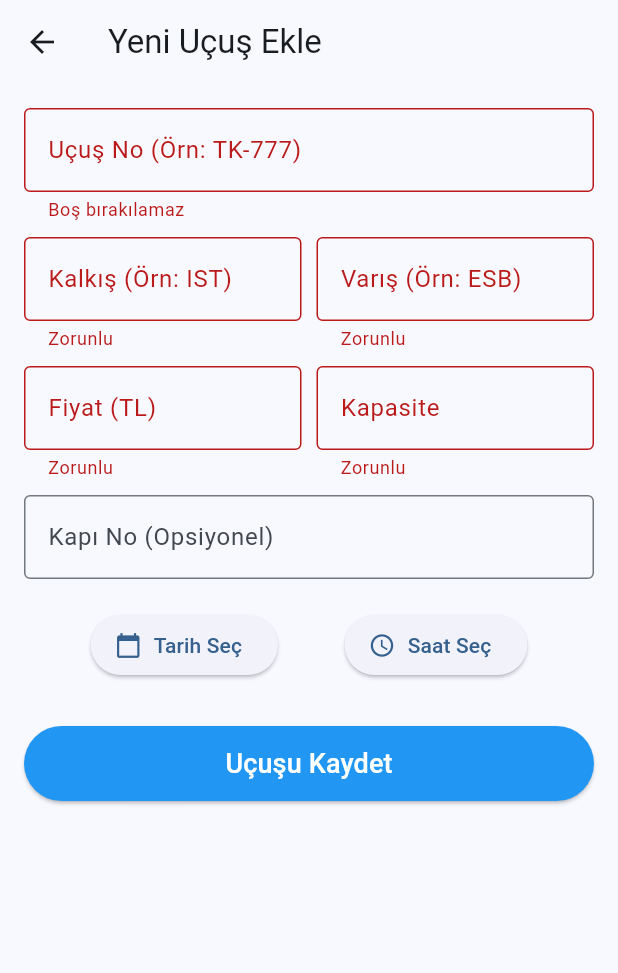
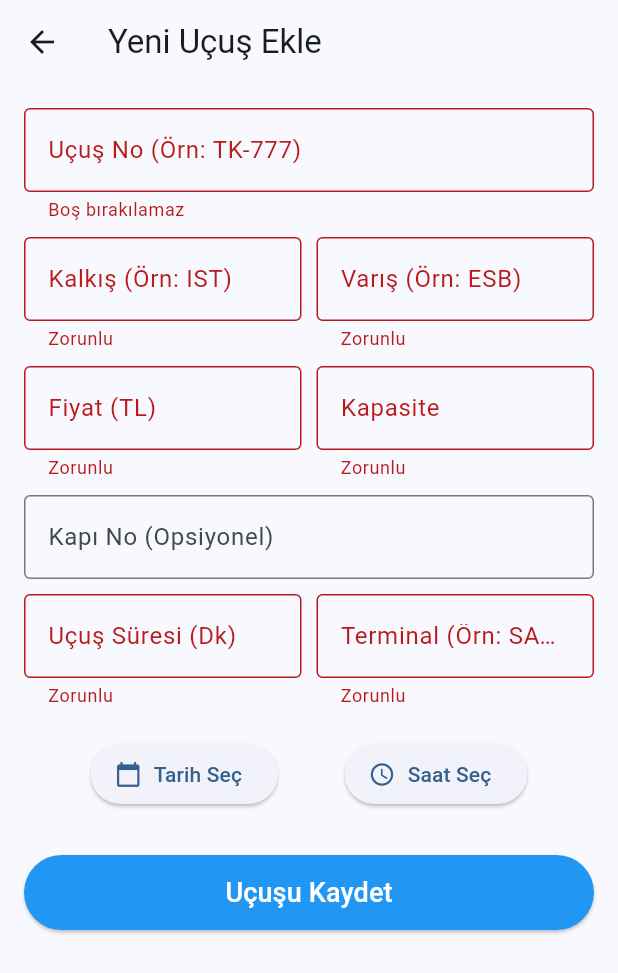
Before and after one commit to IbrahimFurkanGulcan/203311057_IbrahimFurkanGulcan_flutter_preject, a Flutter app: the AddFlightScreen screen opened directly, after a tap on "Uçuşu Kaydet", on a phone screen of 412 x 824 dp. Shown: the top 973 px of the screen. Run offline on Flutter 3.47's test engine with Material 3 defaults, Android fonts, the phone set to English and light mode, and no system bars; our stand-ins replace cloud_firestore, firebase_auth, firebase_core; accounts and stored records are empty.

```diff
--- a/lib/models/flight_model.dart
+++ b/lib/models/flight_model.dart
@@ -11,6 +11,8 @@ class FlightModel {
   final int availableSeats;
   final String status; // scheduled, delayed, cancelled
   final String? gate;  // Uçağa biniş kapısı
+  final DateTime arrivalTime; // Varış Saati
+  final String? terminal;
 
   FlightModel({
     required this.id,
@@ -23,6 +25,8 @@ class FlightModel {
     required this.availableSeats,
     this.status = 'scheduled',
     this.gate,
+    required this.arrivalTime,
+    this.terminal,
   });
 
   factory FlightModel.fromMap(Map<String, dynamic> map, String documentId) {
@@ -36,6 +40,8 @@ class FlightModel {
       totalSeats: map['totalSeats'] ?? 0,
       availableSeats: map['availableSeats'] ?? 0,
       status: map['status'] ?? 'scheduled',
+      arrivalTime: (map['arrivalTime'] as Timestamp).toDate(),
+      terminal: map['terminal'],
       gate: map['gate'],
     );
   }
@@ -51,6 +57,8 @@ class FlightModel {
       'availableSeats': availableSeats,
       'status': status,
       'gate': gate,
+      'arrivalTime': Timestamp.fromDate(arrivalTime),
+      'terminal': terminal,
     };
   }
 }
--- a/lib/screens/admin/add_flight_screen.dart
+++ b/lib/screens/admin/add_flight_screen.dart
@@ -19,6 +19,8 @@ class _AddFlightScreenState extends State<AddFlightScreen> {
   final _priceController = TextEditingController();
   final _seatsController = TextEditingController();
   final _gateController = TextEditingController();
+  final _durationController = TextEditingController();
+  final _terminalController = TextEditingController();
 
   DateTime? _selectedDate;
   TimeOfDay? _selectedTime;
@@ -69,6 +71,9 @@ class _AddFlightScreenState extends State<AddFlightScreen> {
         _selectedTime!.minute,
       );
 
+      int durationMinutes = int.tryParse(_durationController.text.trim()) ?? 60; // Boşsa 60 dk say
+      DateTime calculatedArrival = finalDateTime.add(Duration(minutes: durationMinutes));
+
       // Modelimizi oluşturuyoruz (id boş, çünkü Firebase kendisi doc id verecek)
       FlightModel newFlight = FlightModel(
         id: '',
@@ -80,6 +85,8 @@ class _AddFlightScreenState extends State<AddFlightScreen> {
         totalSeats: int.parse(_seatsController.text.trim()),
         availableSeats: int.parse(_seatsController.text.trim()), // Başlangıçta hepsi boş
         gate: _gateController.text.trim().toUpperCase(),
+        arrivalTime: calculatedArrival, // HESAPLANAN VARIŞ SAATİ
+        terminal: _terminalController.text.trim(),
       );
 
       // Servisi çağırıp veritabanına yazıyoruz
@@ -166,6 +173,27 @@ class _AddFlightScreenState extends State<AddFlightScreen> {
                   controller: _gateController,
                   decoration: const InputDecoration(labelText: 'Kapı No (Opsiyonel)', border: OutlineInputBorder()),
                 ),
+                const SizedBox(height: 10),
+                Row(
+                  children: [
+                    Expanded(
+                      child: TextFormField(
+                        controller: _durationController,
+                        keyboardType: TextInputType.number,
+                        decoration: const InputDecoration(labelText: 'Uçuş Süresi (Dk)', border: OutlineInputBorder()),
+                        validator: (value) => value!.isEmpty ? 'Zorunlu' : null,
+                      ),
+                    ),
+                    const SizedBox(width: 10),
+                    Expanded(
+                      child: TextFormField(
+                        controller: _terminalController,
+                        decoration: const InputDecoration(labelText: 'Terminal (Örn: SAW - İç Hatlar)', border: OutlineInputBorder()),
+                        validator: (value) => value!.isEmpty ? 'Zorunlu' : null,
+                      ),
+                    ),
+                  ],
+                ),
                 const SizedBox(height: 20),
                 // Tarih ve Saat Seçim Butonları
                 Row(
--- a/lib/services/flight_service.dart
+++ b/lib/services/flight_service.dart
@@ -44,6 +44,8 @@ class FlightService {
         availableSeats: flight.totalSeats,
         status: flight.status,
         gate: flight.gate,
+        arrivalTime: flight.arrivalTime,
+        terminal: flight.terminal,
       );
 
       await docRef.set(flightWithId.toMap());
```
Also changed, not shown: lib/models/ticket_model.dart (+30 -0 lines), lib/screens/passenger/search_flight_screen.dart (+21 -2 lines), lib/services/dummy_data_service.dart (+82 -21 lines), lib/services/ticket_service.dart (+7 -0 lines).
